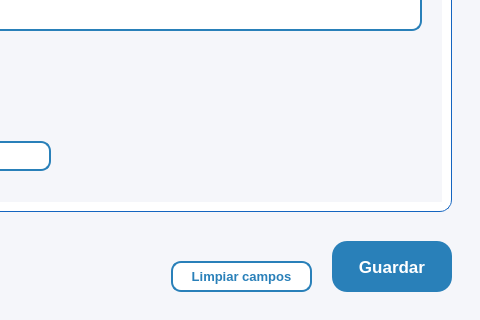
Above: resources/ui/registro_emple.ui from Proyecto-Uptjaa/Proyecto_SIRA before the change; both pictures show x 520 to 1000 and y 280 to 600 of the 1000 by 600 pixel window. Below: the same form after it.
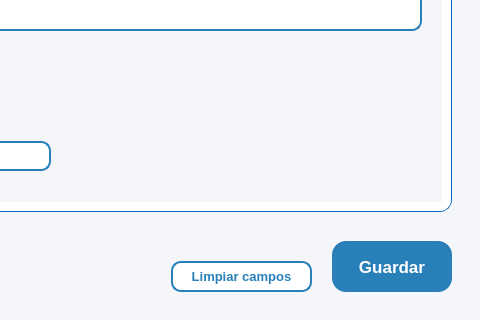
That is the form after the change. Icons and pictures are not drawn.

Patch:
```diff
--- a/resources/ui/registro_emple.ui
+++ b/resources/ui/registro_emple.ui
@@ -42,7 +42,7 @@
     color: #FFFFFF;
     border: none;
     padding: 8px 10px;
-    border-radius: 15px;
+    border-radius: 14px;
 }
 QPushButton:hover {
 	background-color: #0D47A1
```
